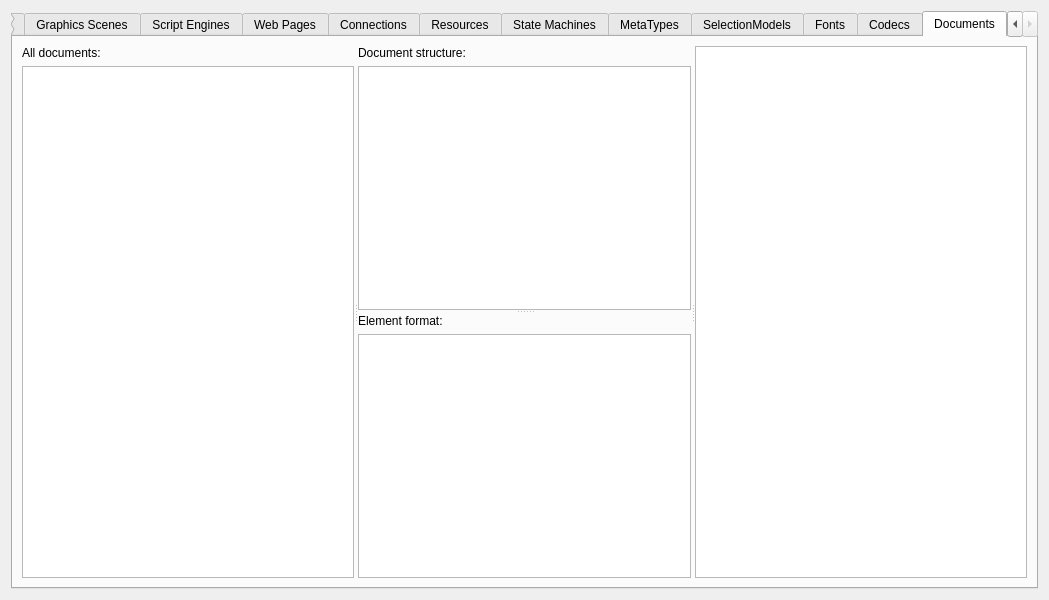
Before: the Qt Designer form mainwindow.ui in KDAB/GammaRay, drawn with Qt 5.
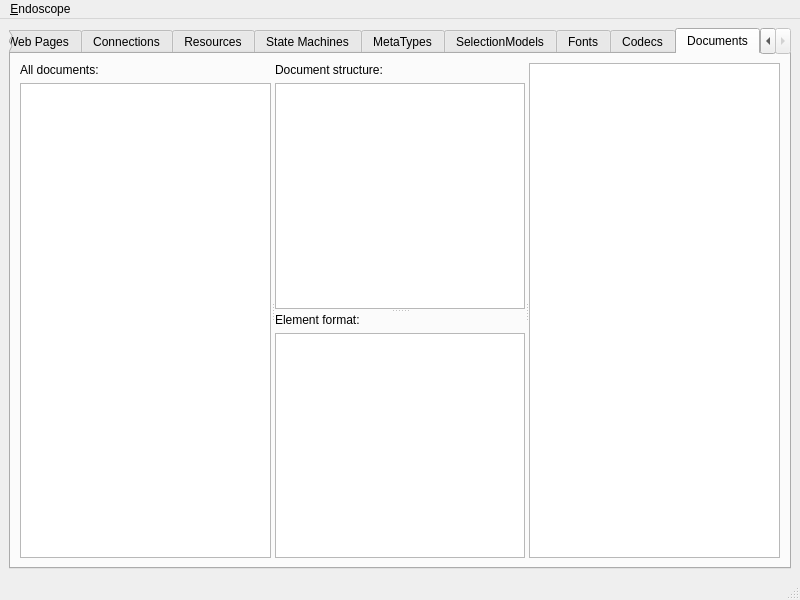
After: the same form once the commit is applied. The open tabs and pages were chosen to show the change. Custom widgets are drawn as their Qt base class.

Commit message: Upgrade ui file to QMainWindow and add a menu.

Diff of the .ui file:
```diff
--- a/mainwindow.ui
+++ b/mainwindow.ui
@@ -1,18 +1,16 @@
 <?xml version="1.0" encoding="UTF-8"?>
 <ui version="4.0">
  <class>Endoscope::MainWindow</class>
- <widget class="QWidget" name="Endoscope::MainWindow">
+ <widget class="QMainWindow" name="Endoscope::MainWindow">
   <property name="geometry">
    <rect>
     <x>0</x>
     <y>0</y>
-    <width>1049</width>
+    <width>800</width>
     <height>600</height>
    </rect>
   </property>
-  <property name="windowTitle">
-   <string>Form</string>
-  </property>
+  <widget class="QWidget" name="centralwidget">
   <layout class="QHBoxLayout" name="horizontalLayout_2">
    <item>
     <widget class="QTabWidget" name="tabWidget">
@@ -403,7 +401,7 @@
          <property name="orientation">
           <enum>Qt::Horizontal</enum>
          </property>
-         <widget class="QWidget" name="">
+          <widget class="QWidget" name="layoutWidget">
           <layout class="QVBoxLayout" name="verticalLayout_17">
            <item>
             <widget class="QLabel" name="label_5">
@@ -431,7 +429,7 @@
           <property name="orientation">
            <enum>Qt::Vertical</enum>
           </property>
-          <widget class="QWidget" name="">
+           <widget class="QWidget" name="layoutWidget">
            <layout class="QVBoxLayout" name="verticalLayout_18">
             <item>
              <widget class="QLabel" name="label_6">
@@ -452,7 +450,7 @@
             </item>
            </layout>
           </widget>
-          <widget class="QWidget" name="">
+           <widget class="QWidget" name="layoutWidget">
            <layout class="QVBoxLayout" name="verticalLayout_19">
             <item>
              <widget class="QLabel" name="label_4">
@@ -485,6 +483,42 @@
     </widget>
    </item>
   </layout>
+  </widget>
+  <widget class="QMenuBar" name="menubar">
+   <property name="geometry">
+    <rect>
+     <x>0</x>
+     <y>0</y>
+     <width>800</width>
+     <height>20</height>
+    </rect>
+   </property>
+   <widget class="QMenu" name="menu_Endoscope">
+    <property name="title">
+     <string>&amp;Endoscope</string>
+    </property>
+    <addaction name="actionRetractProbe"/>
+    <addaction name="actionQuit"/>
+   </widget>
+   <addaction name="menu_Endoscope"/>
+  </widget>
+  <widget class="QStatusBar" name="statusbar"/>
+  <action name="actionRetractProbe">
+   <property name="text">
+    <string>&amp;Retract Probe</string>
+   </property>
+   <property name="toolTip">
+    <string>Retract probe from application.</string>
+   </property>
+  </action>
+  <action name="actionQuit">
+   <property name="text">
+    <string>&amp;Quit</string>
+   </property>
+   <property name="toolTip">
+    <string>Quit probed application.</string>
+   </property>
+  </action>
  </widget>
  <customwidgets>
   <customwidget>
```
Left out of the diff: 6 changed lines with no effect on the pictures. Lines whose indentation alone changed are shown as unchanged. The commit also changes 1 other file.
